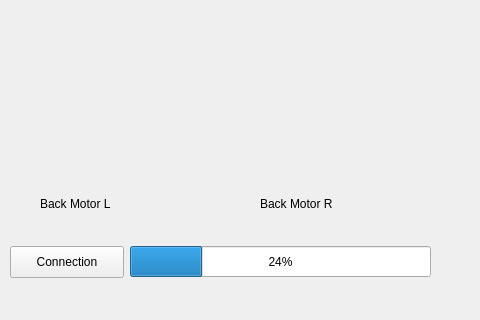
Above: mainwindow.ui from JeromeMSD/wbUI before the change; both pictures show x 0 to 480 and y 211 to 531 of the 910 by 531 pixel window. Below: the same form after it.
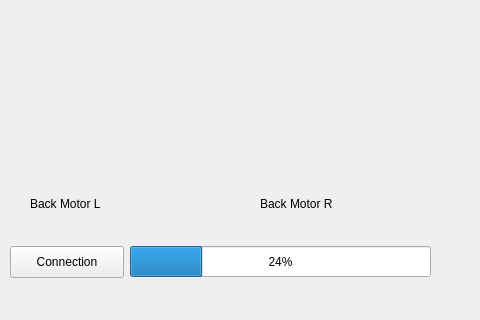
That is the form after the change.

Commit message: test de push Qt

The edit to the form file:
```diff
--- a/mainwindow.ui
+++ b/mainwindow.ui
@@ -312,7 +312,7 @@
   <widget class="QLabel" name="label_13">
    <property name="geometry">
     <rect>
-     <x>40</x>
+      <x>30</x>
      <y>390</y>
      <width>101</width>
      <height>16</height>
```
Left out of the diff: 3 changed lines with no effect on the pictures. Lines whose indentation alone changed are shown as unchanged.
